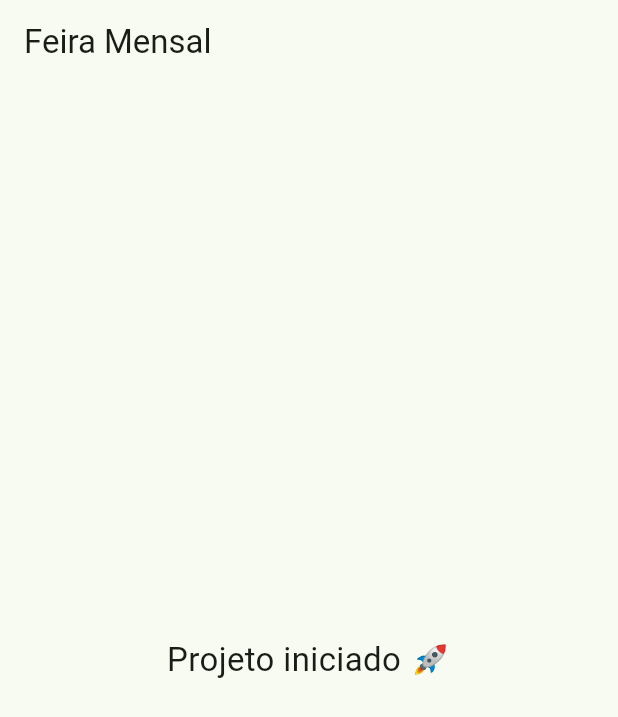
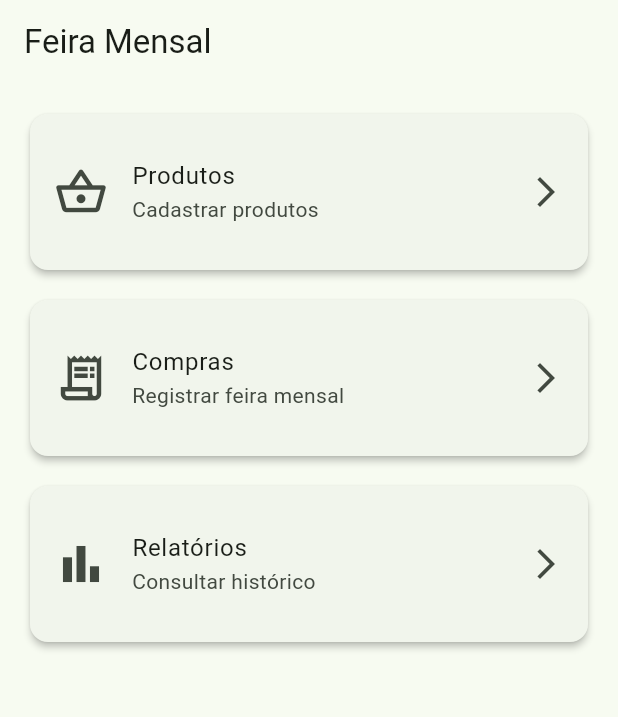
Before and after one commit to jhenriquedm/feira-mensal-app, a Flutter app: the screen it shows after launch, on a phone screen of 412 x 824 dp. Shown: the top 717 px of the screen. Run offline on Flutter 3.47's test engine with Material 3 defaults, Android fonts, the phone set to English and light mode, and no system bars.

Commit message:
Cria estrutura inicial e home do app

```diff
--- /dev/null
+++ b/lib/app.dart
@@ -0,0 +1,20 @@
+import 'package:flutter/material.dart';
+
+import 'views/home/home_view.dart';
+
+class FeiraMensalApp extends StatelessWidget {
+  const FeiraMensalApp({super.key});
+
+  @override
+  Widget build(BuildContext context) {
+    return MaterialApp(
+      debugShowCheckedModeBanner: false,
+      title: 'Feira Mensal',
+      theme: ThemeData(
+        useMaterial3: true,
+        colorSchemeSeed: Colors.green,
+      ),
+      home: const HomeView(),
+    );
+  }
+}
--- a/lib/main.dart
+++ b/lib/main.dart
@@ -1,41 +1,7 @@
 import 'package:flutter/material.dart';
+
+import 'app.dart';
 
 void main() {
   runApp(const FeiraMensalApp());
 }
-
-class FeiraMensalApp extends StatelessWidget {
-  const FeiraMensalApp({super.key});
-
-  @override
-  Widget build(BuildContext context) {
-    return MaterialApp(
-      debugShowCheckedModeBanner: false,
-      title: 'Feira Mensal',
-      theme: ThemeData(
-        useMaterial3: true,
-        colorSchemeSeed: Colors.green,
-      ),
-      home: const HomePage(),
-    );
-  }
-}
-
-class HomePage extends StatelessWidget {
-  const HomePage({super.key});
-
-  @override
-  Widget build(BuildContext context) {
-    return Scaffold(
-      appBar: AppBar(
-        title: const Text('Feira Mensal'),
-      ),
-      body: const Center(
-        child: Text(
-          'Projeto iniciado 🚀',
-          style: TextStyle(fontSize: 22),
-        ),
-      ),
-    );
-  }
-}
--- /dev/null
+++ b/lib/views/home/home_view.dart
@@ -0,0 +1,63 @@
+import 'package:flutter/material.dart';
+
+class HomeView extends StatelessWidget {
+  const HomeView({super.key});
+
+  @override
+  Widget build(BuildContext context) {
+    return Scaffold(
+      appBar: AppBar(
+        title: const Text('Feira Mensal'),
+      ),
+      body: Padding(
+        padding: const EdgeInsets.all(16),
+        child: Column(
+          children: [
+            _buildCard(
+              context,
+              title: 'Produtos',
+              subtitle: 'Cadastrar produtos',
+              icon: Icons.shopping_basket_outlined,
+            ),
+            const SizedBox(height: 12),
+            _buildCard(
+              context,
+              title: 'Compras',
+              subtitle: 'Registrar feira mensal',
+              icon: Icons.receipt_long_outlined,
+            ),
+            const SizedBox(height: 12),
+            _buildCard(
+              context,
+              title: 'Relatórios',
+              subtitle: 'Consultar histórico',
+              icon: Icons.bar_chart_outlined,
+            ),
+          ],
+        ),
+      ),
+    );
+  }
+
+  Widget _buildCard(
+    BuildContext context, {
+    required String title,
+    required String subtitle,
+    required IconData icon,
+  }) {
+    return Card(
+      elevation: 2,
+      child: ListTile(
+        contentPadding: const EdgeInsets.all(16),
+        leading: Icon(
+          icon,
+          size: 36,
+        ),
+        title: Text(title),
+        subtitle: Text(subtitle),
+        trailing: const Icon(Icons.arrow_forward_ios),
+        onTap: () {},
+      ),
+    );
+  }
+}
```
Also changed, not shown: lib/views/rghcgnh.dart (added).
